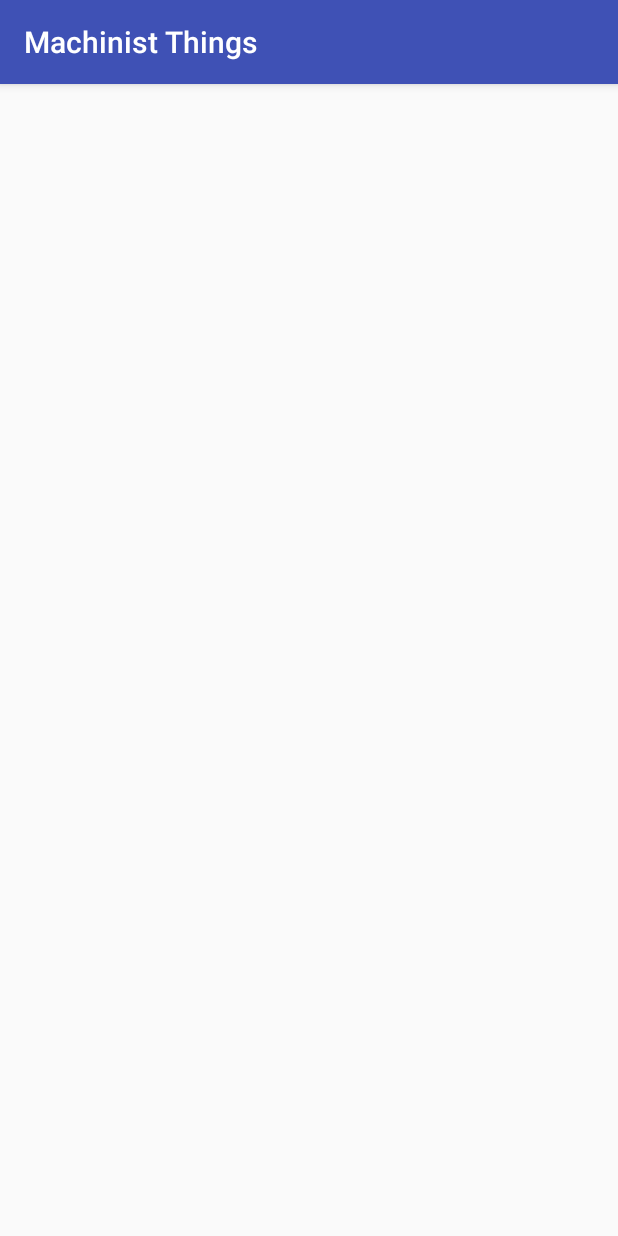
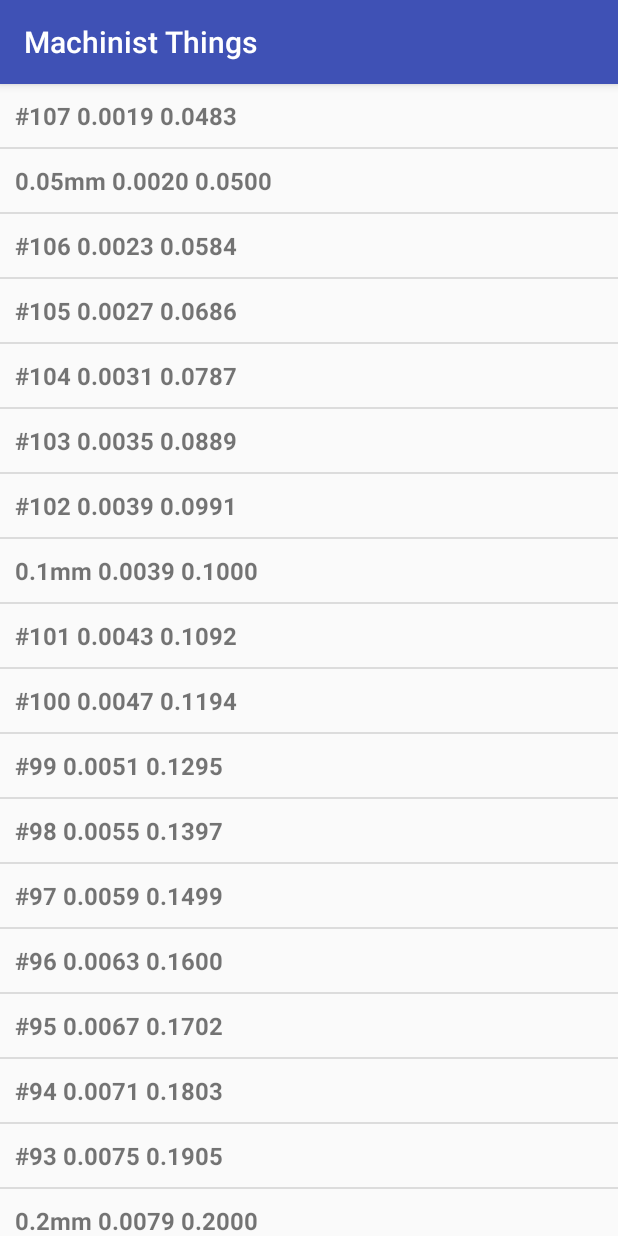
Before and after one commit to jtfrank/MachinistThings, an Android app: the screen it shows after launch (MainActivity), on a phone screen of 412 x 824 dp. Run offline under Robolectric (Android 15) with nearby library versions, the phone set to English and light mode, and no system bars.

```diff
--- a/app/src/main/java/me/joshfrank/machinistthings/MainActivity.java
+++ b/app/src/main/java/me/joshfrank/machinistthings/MainActivity.java
@@ -15,12 +15,12 @@ import java.util.ArrayList;
 public class MainActivity extends AppCompatActivity {
 
     ArrayList<String> drillSizes = new ArrayList<String>();
-    AssetManager am = this.getAssets();
 
     @Override
     protected void onCreate(Bundle savedInstanceState) {
         super.onCreate(savedInstanceState);
         setContentView(R.layout.activity_main);
+        AssetManager am = getBaseContext().getAssets();
 
         try{
             InputStream is = am.open("drillbit_sizes.txt");
@@ -33,6 +33,7 @@ public class MainActivity extends AppCompatActivity {
         }
         catch(IOException e){
             e.printStackTrace();
+            drillSizes.add("drillbit_sizes.txt not found");
         }
 
         ArrayAdapter adapter = new ArrayAdapter<String>(this, R.layout.activity_listview, drillSizes);
--- a/app/src/main/res/layout/activity_main.xml
+++ b/app/src/main/res/layout/activity_main.xml
@@ -8,7 +8,9 @@
 
     <ListView
         android:id="@+id/drillsize_list"
-        android:layout_width="match_parent"
-        android:layout_height="wrap_content"/>
+        android:layout_width="fill_parent"
+        android:layout_height="wrap_content"
+        tools:layout_editor_absoluteY="0dp"
+        tools:layout_editor_absoluteX="8dp" />
 
 </android.support.constraint.ConstraintLayout>
```
Also changed, not shown: app/src/main/assets/drillbit_sizes.txt (renamed from app/src/main/res/drillbit_sizes.txt).
